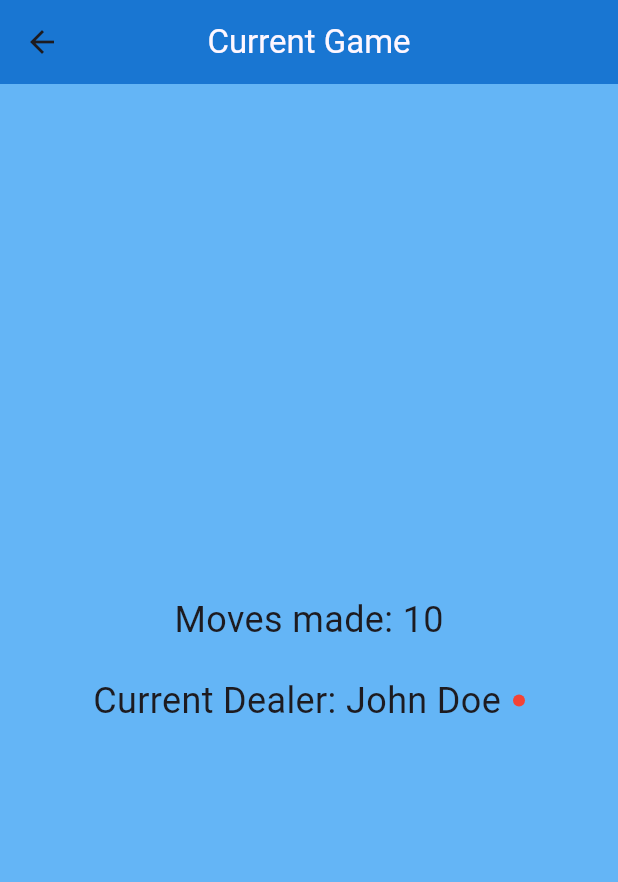
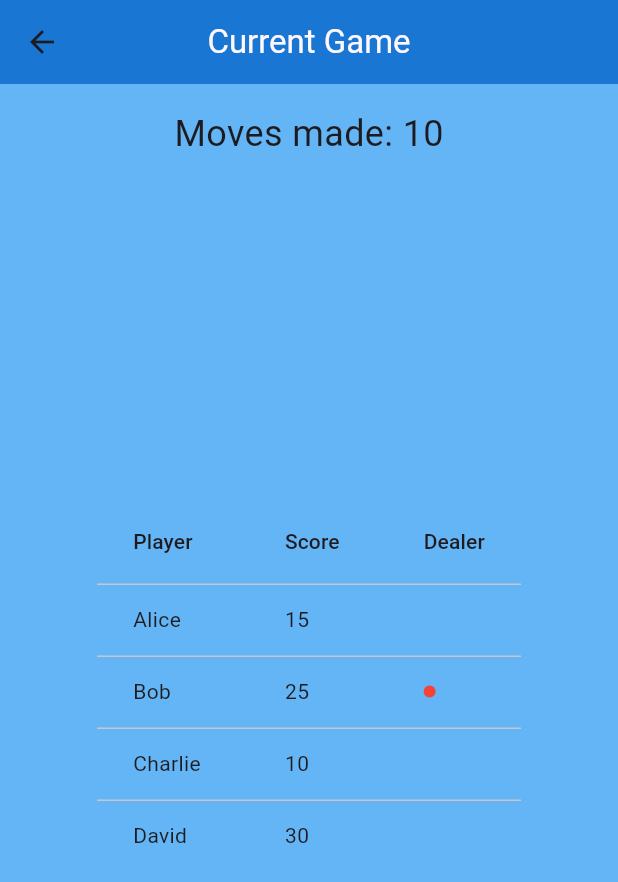
Before and after one commit to mezgoodle/UnoCounter, a Flutter app: the CurrentGamePage screen opened by its route, on a phone screen of 412 x 824 dp. Shown: the top 882 px of the screen. Run offline on Flutter 3.47's test engine with Material 3 defaults, Android fonts, the phone set to English and light mode, and no system bars; our stand-ins replace cloud_firestore, firebase_core; accounts and stored records are empty.

Commit message:
Show players as datatable

```diff
--- a/lib/models/player.dart
+++ b/lib/models/player.dart
@@ -8,6 +8,7 @@ class PlayerSerializer {
   int winnableGames;
   bool selected;
   bool isDealer;
+  int score = 0;
 
   PlayerSerializer({
     this.id,
@@ -15,6 +16,7 @@ class PlayerSerializer {
     required this.winnableGames,
     this.selected = false,
     this.isDealer = false,
+    this.score = 0,
   });
 
   Map<String, dynamic> toMap() {
--- a/lib/pages/current_game.dart
+++ b/lib/pages/current_game.dart
@@ -2,48 +2,82 @@ import 'package:flutter/material.dart';
 import 'package:unocounter/models/player.dart';
 import 'package:unocounter/widgets/app_bar.dart';
 
-class CurrentGamePage extends StatelessWidget {
+class CurrentGamePage extends StatefulWidget {
   const CurrentGamePage({Key? key}) : super(key: key);
 
   @override
+  _CurrentGamePageState createState() => _CurrentGamePageState();
+}
+
+class _CurrentGamePageState extends State<CurrentGamePage> {
+  final String _currentDealerName = "Bob";
+  final int _movesMade = 10;
+
+  // Тимчасові тестові дані
+  final List<PlayerSerializer> _players = [
+    PlayerSerializer(name: "Alice", winnableGames: 10, score: 15),
+    PlayerSerializer(name: "Bob", winnableGames: 5, score: 25),
+    PlayerSerializer(name: "Charlie", winnableGames: 12, score: 10),
+    PlayerSerializer(name: "David", winnableGames: 8, score: 30),
+  ];
+
+  @override
   Widget build(BuildContext context) {
-    final currentDealer = PlayerSerializer.fromMap({
-      "name": "John Doe",
-      "winnableGames": 10,
-    });
-    const movesMade = 10;
     return Scaffold(
       appBar: CustomAppBar(title: 'Current Game'),
-      body: Center(
+      body: Padding(
+        padding: const EdgeInsets.all(16.0),
         child: Column(
-          mainAxisAlignment: MainAxisAlignment.center,
+          crossAxisAlignment: CrossAxisAlignment.center,
           children: <Widget>[
             Text(
-              'Moves made: $movesMade',
+              'Moves made: $_movesMade',
               style: const TextStyle(fontSize: 24),
             ),
-            const SizedBox(height: 20),
-            Row(
-              mainAxisSize: MainAxisSize.min,
-              children: [
-                Text(
-                  'Current Dealer: ${currentDealer.name}',
-                  style: const TextStyle(fontSize: 24),
+            Expanded(
+              child: Center(
+                child: SingleChildScrollView(
+                  scrollDirection: Axis.horizontal,
+                  child: _buildPlayerTable(),
                 ),
-                const SizedBox(width: 8),
-                Container(
-                  width: 8,
-                  height: 8,
-                  decoration: BoxDecoration(
-                    shape: BoxShape.circle,
-                    color: Colors.red,
-                  ),
-                )
-              ],
+              ),
             ),
           ],
         ),
       ),
     );
   }
+
+  Widget _buildPlayerTable() {
+    return DataTable(
+      columns: const [
+        DataColumn(label: Text('Player')),
+        DataColumn(label: Text('Score')),
+        DataColumn(label: Text('Dealer')),
+      ],
+      rows: _players.map((player) {
+        return DataRow(cells: [
+          DataCell(Text(player.name)),
+          DataCell(Text(player.score.toString())),
+          DataCell(
+            _buildDealerIcon(player.name),
+          ),
+        ]);
+      }).toList(),
+    );
+  }
+
+  Widget _buildDealerIcon(String playerName) {
+    if (playerName == _currentDealerName) {
+      return Container(
+        width: 8,
+        height: 8,
+        decoration: const BoxDecoration(
+          shape: BoxShape.circle,
+          color: Colors.red,
+        ),
+      );
+    }
+    return const SizedBox.shrink();
+  }
 }
```
Also changed, not shown: 1 other file.
